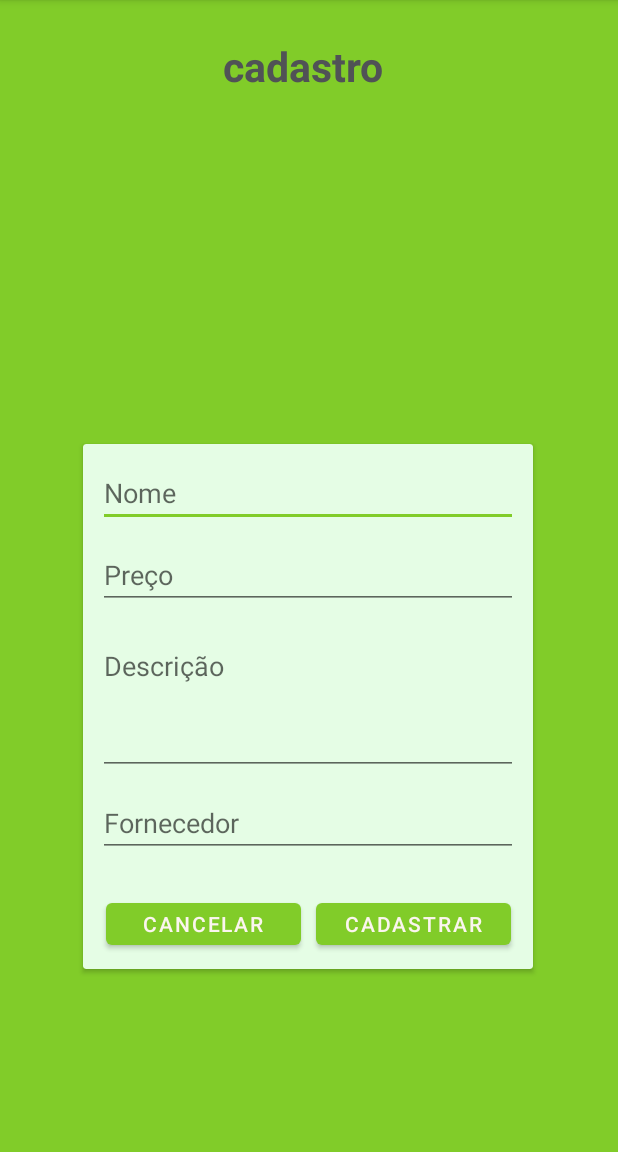
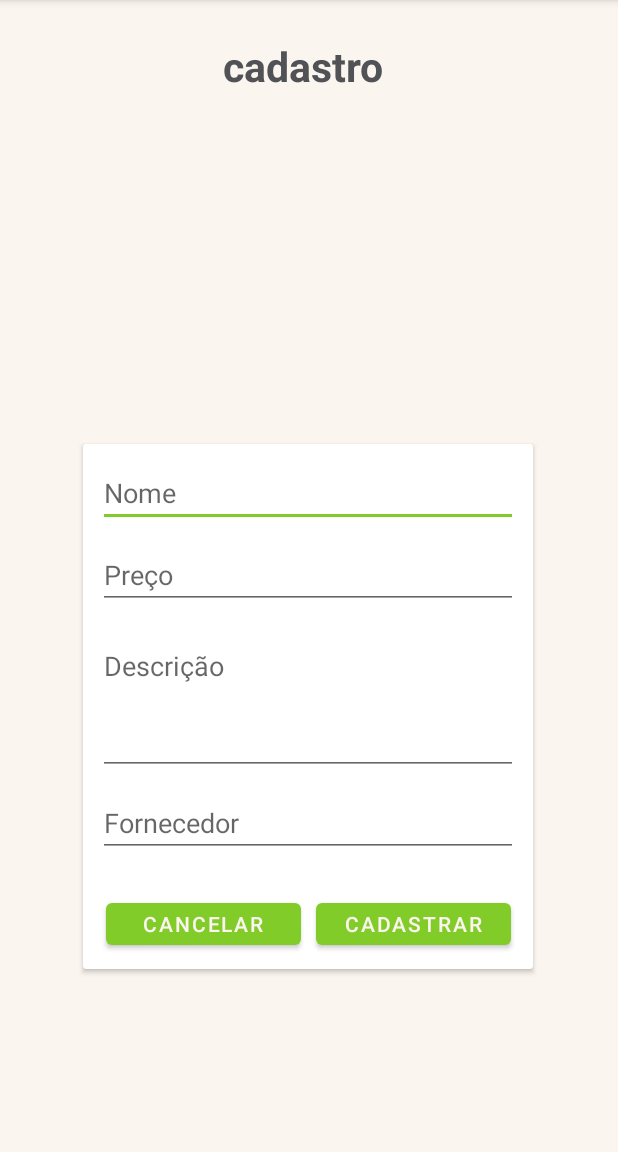
Before and after one commit to eusouakau/emporio-organico, an Android app: the RegisterActivity screen opened directly, with no data from a screen before it, on a phone screen of 412 x 824 dp, the part 84-1236 px from its top. Run offline under Robolectric (Android 15) with nearby library versions, the light colour scheme and no system bars.

Commit message:
modifica background color

```diff
--- a/app/src/main/res/layout/activity_edit_product.xml
+++ b/app/src/main/res/layout/activity_edit_product.xml
@@ -4,7 +4,6 @@
     xmlns:tools="http://schemas.android.com/tools"
     android:layout_width="match_parent"
     android:layout_height="match_parent"
-    android:background="@color/verde_pas"
     tools:context=".view.EditProductActivity"
     >
 
--- a/app/src/main/res/layout/activity_manager.xml
+++ b/app/src/main/res/layout/activity_manager.xml
@@ -4,7 +4,7 @@
     android:orientation="vertical"
     android:layout_width="match_parent"
     android:layout_height="match_parent"
-    android:background="@color/verde_pas"
+    android:background="@color/white"
     tools:context=".view.ManagerActivity">
 
     <ListView
--- a/app/src/main/res/layout/activity_manager_row.xml
+++ b/app/src/main/res/layout/activity_manager_row.xml
@@ -1,8 +1,7 @@
 <androidx.appcompat.widget.LinearLayoutCompat xmlns:android="http://schemas.android.com/apk/res/android"
     android:orientation="vertical"
     android:layout_width="fill_parent"
-    android:layout_height="fill_parent"
-    android:background="@color/verde_pas">
+    android:layout_height="fill_parent">
 
     <androidx.appcompat.widget.AppCompatTextView
         android:layout_width="wrap_content"
--- a/app/src/main/res/layout/activity_menu.xml
+++ b/app/src/main/res/layout/activity_menu.xml
@@ -6,7 +6,7 @@
     android:layout_width="match_parent"
     android:layout_height="match_parent"
     android:orientation="vertical"
-    android:background="@color/verde_pas"
+    android:background="@color/white"
     tools:context=".view.MenuActivity">
 
     <ListView
--- a/app/src/main/res/layout/activity_register.xml
+++ b/app/src/main/res/layout/activity_register.xml
@@ -4,7 +4,7 @@
     xmlns:tools="http://schemas.android.com/tools"
     android:layout_width="match_parent"
     android:layout_height="match_parent"
-    android:background="@color/verde_2"
+    android:background="@color/white"
     tools:context=".view.RegisterActivity"
     >
 
@@ -30,7 +30,6 @@
         android:id="@+id/cardView"
         android:layout_width="300dp"
         android:layout_height="350dp"
-        android:backgroundTint="@color/verde_claro"
         app:layout_constraintBottom_toBottomOf="parent"
         app:layout_constraintEnd_toEndOf="parent"
         app:layout_constraintHorizontal_bias="0.495"
```
